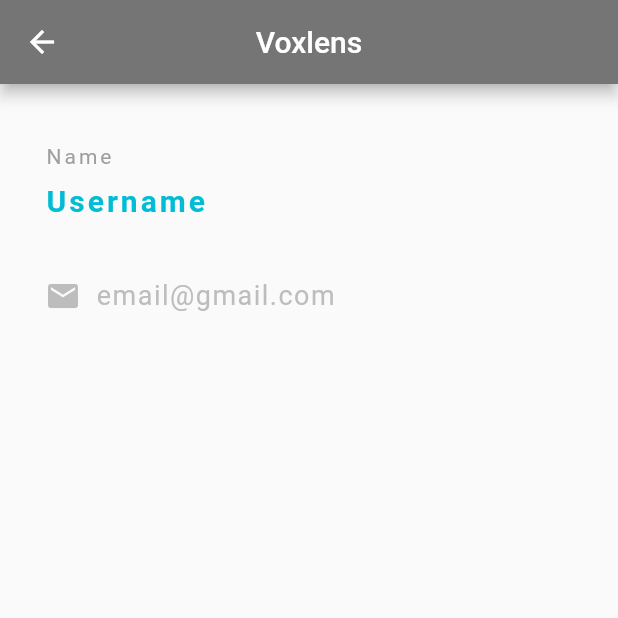
After one commit to aaadddiii/voxlens, a Flutter app: the Profile screen opened directly, on a phone screen of 412 x 824 dp, the top half of it. The commit adds this screen. Run offline on Flutter 3.47's test engine with Material 2 defaults, Android fonts, the phone set to English and light mode, and no system bars; our stand-ins replace flutter_tts.

Commit message:
added text to speech and profile page

```diff
--- /dev/null
+++ b/client/lib/profile.dart
@@ -0,0 +1,59 @@
+import 'package:flutter/material.dart';
+
+class Profile extends StatelessWidget {
+  const Profile({Key? key}) : super(key: key);
+
+  @override
+  Widget build(BuildContext context) {
+    return Scaffold(
+      appBar: AppBar(
+        backgroundColor: Colors.grey[600],
+        title: Text('Voxlens'),
+        centerTitle: true,
+      ),
+      body: Padding(
+        padding: EdgeInsets.fromLTRB(30.0, 40.0, 30.0, 0.0),
+        child: Column(
+          crossAxisAlignment: CrossAxisAlignment.start,
+          children: [
+            Text(
+              'Name',
+              style: TextStyle(
+                color: Colors.grey,
+                letterSpacing: 2.0,
+              ),
+            ),
+            SizedBox(height: 10.0),
+            Text(
+              'Username',
+              style: TextStyle(
+                color: Colors.cyan,
+                letterSpacing: 2.0,
+                fontSize: 20,
+                fontWeight: FontWeight.bold
+              )
+            ),
+            SizedBox(height: 40.0),
+            Row(
+              children: [
+                Icon(
+                  Icons.email,
+                  color: Colors.grey[400],
+                ),
+                SizedBox(width: 10.0),
+                Text(
+                  'email@gmail.com',
+                  style: TextStyle(
+                    color: Colors.grey[400],
+                    fontSize:  18.0,
+                    letterSpacing: 1.0
+                  )
+                )
+              ],
+            )
+          ],
+        ),
+      ),
+    );
+  }
+}
--- a/client/pubspec.yaml
+++ b/client/pubspec.yaml
@@ -34,6 +34,7 @@
   # The following adds the Cupertino Icons font to your application.
   # Use with the CupertinoIcons class for iOS style icons.
   cupertino_icons: ^1.0.2
+  flutter_tts: ^3.4.0
 
 dev_dependencies:
   flutter_test:
```
Also changed, not shown: client/lib/currency_detector.dart (added, +21 -0 lines), client/lib/document_reader.dart (added, +21 -0 lines), client/lib/main_menu.dart (+29 -5 lines), client/lib/tts.dart (added, +13 -0 lines), client/lib/main.dart (line endings or trailing spaces), client/pubspec.lock, 1 other file.
